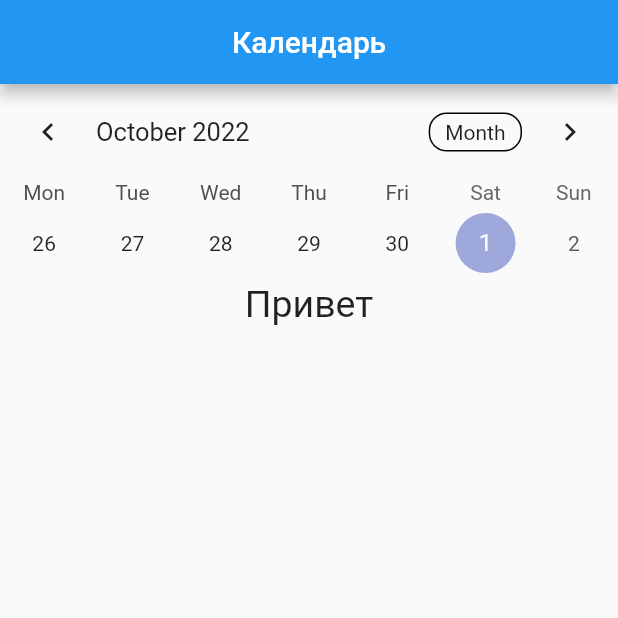
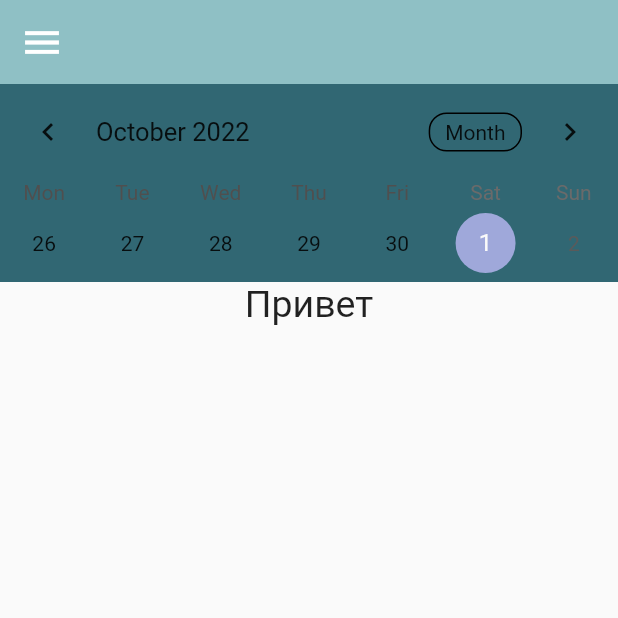
Before and after one commit to msdjdhngjfmc/calendar, a Flutter app: the screen it shows after launch, on a phone screen of 412 x 824 dp, the top half of it. Run offline on Flutter 3.47's test engine with Material 2 defaults, Android fonts, the phone set to English and light mode, and no system bars; drawn by our look-alikes of table_calendar.

Commit message:
add images burger and colors

```diff
--- a/lib/Calendar.dart
+++ b/lib/Calendar.dart
@@ -21,12 +21,25 @@ class _CalendarState extends State<Calendar> {
     return Scaffold(
       appBar:
       AppBar(
-        title: Text('Календарь'),
+        leading:
+        IconButton(
+          iconSize: 30,
+          icon: Icon(Icons.menu,color: Colors.white,),
+          onPressed: (){},
+        ),
+        elevation: 0,
         centerTitle: true,
+        backgroundColor: Color(0xFF8FC0C5),
       ),
       body: Column(
+
         children: [
-          TableCalendar(
+          Container(
+            decoration: BoxDecoration(
+              color: Color(0xFF316773),
+            ),
+            child: TableCalendar(
+
               focusedDay: DateTime.now(),
               firstDay: DateTime(1990),
               lastDay: DateTime(2050),
@@ -38,6 +51,8 @@ class _CalendarState extends State<Calendar> {
               },
               startingDayOfWeek: StartingDayOfWeek.monday,
             ),
+          ),
+
           Row(
             mainAxisAlignment: MainAxisAlignment.center,
             children: [
```
Also changed, not shown: img/burger.png (added), img/sorting.png (added). Lines whose indentation alone changed are shown as unchanged.
